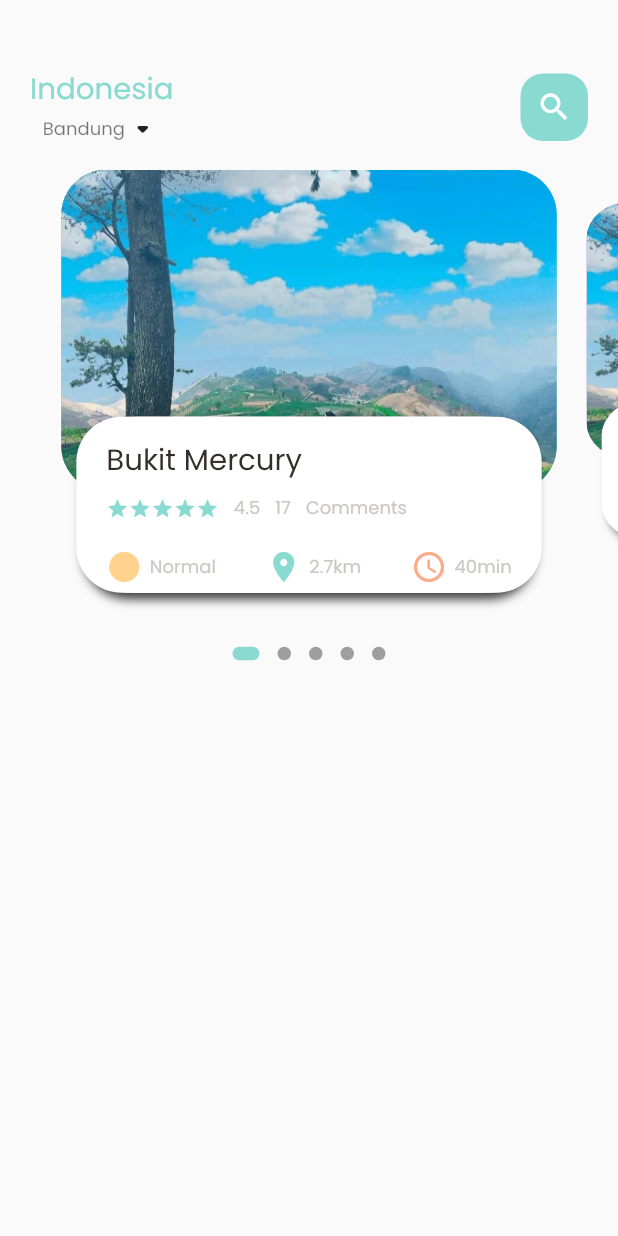
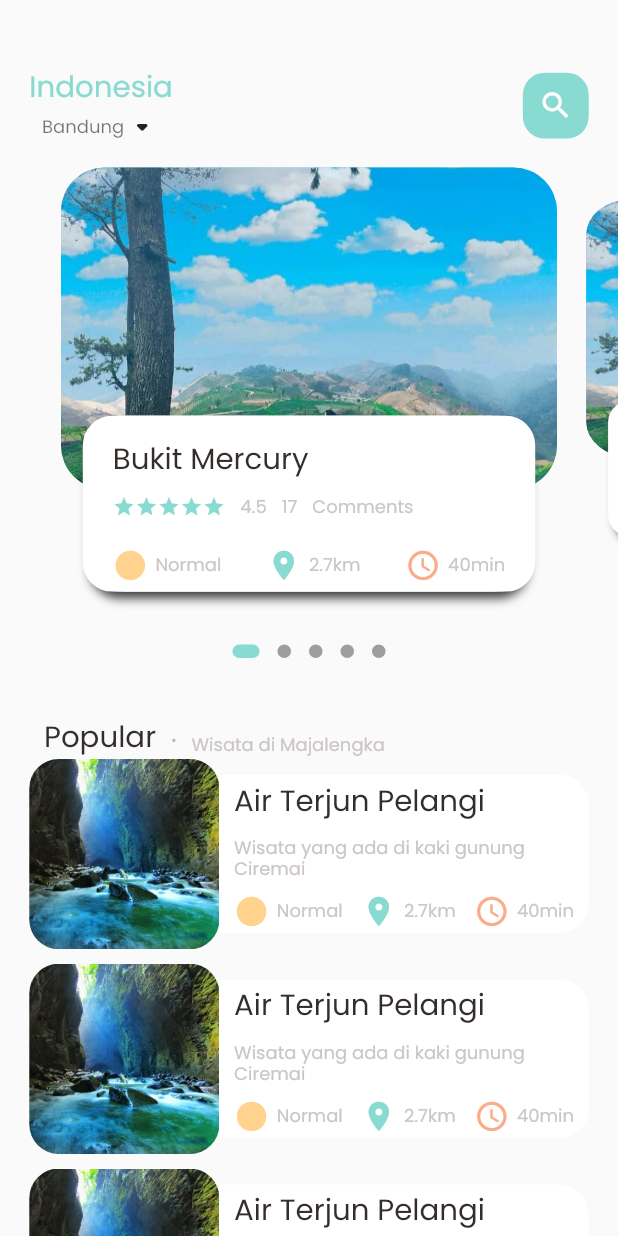
Before and after one commit to cahyaind/e_ticket, a Flutter app: the MainTourPage screen opened directly, on a phone screen of 412 x 824 dp. Run offline on Flutter 3.47's test engine with Material 2 defaults, Android fonts, the phone set to English and light mode, and no system bars; drawn by our look-alikes of dots_indicator; our stand-ins replace get; statements that could not run were skipped.

Commit message:
list of tour n images

```diff
--- a/lib/home/main_tour_page.dart
+++ b/lib/pages/home/main_tour_page.dart
@@ -1,5 +1,6 @@
-import 'package:e_ticket/home/tour_page_body.dart';
+import 'package:e_ticket/pages/home/tour_page_body.dart';
 import 'package:e_ticket/utils/colors.dart';
+import 'package:e_ticket/utils/dimensions.dart';
 import 'package:e_ticket/widgets/big_text.dart';
 import 'package:e_ticket/widgets/small_text.dart';
 import 'package:flutter/cupertino.dart';
@@ -17,15 +18,17 @@ class MainTourPage extends StatefulWidget {
 class _MainTourPageState extends State<MainTourPage> {
   @override
   Widget build(BuildContext context) {
-    print("current height is "+MediaQuery.of(context).size.height.toString());
+    // print("current height is "+MediaQuery.of(context).size.height.toString());
     return Scaffold(
       body: Column(
         children: [
           // the header
           Container(
             child: Container(
-              margin: EdgeInsets.only(top: 45, bottom: 15),
-              padding: EdgeInsets.only(left: 20, right: 20),
+              margin: EdgeInsets.only(
+                  top: Dimensions.height45, bottom: Dimensions.height15),
+              padding: EdgeInsets.only(
+                  left: Dimensions.width20, right: Dimensions.width20),
               child: Row(
                 mainAxisAlignment: MainAxisAlignment.spaceBetween,
                 children: [
@@ -42,16 +45,15 @@ class _MainTourPageState extends State<MainTourPage> {
                   ),
                   Center(
                     child: Container(
-                      width: 45,
-                      height: 45,
-                      child: Icon(
-                        Icons.search,
-                        color: Colors.white,
-                      ),
+                      width: Dimensions.height45,
+                      height: Dimensions.height45,
                       decoration: BoxDecoration(
-                        borderRadius: BorderRadius.circular(15),
+                        borderRadius:
+                            BorderRadius.circular(Dimensions.radius15),
                         color: AppColors.mainColor, //ClassName.memberName
                       ),
+                      child: Icon(Icons.search,
+                          color: Colors.white, size: Dimensions.iconSize24),
                     ),
                   ),
                 ],
@@ -59,7 +61,11 @@ class _MainTourPageState extends State<MainTourPage> {
             ),
           ),
           // the body (top image)
-          TourPageBody(),
+          Expanded(
+            child: SingleChildScrollView(
+              child: TourPageBody(),
+            ),
+          ),
         ],
       ),
     );
--- a/lib/home/tour_page_body.dart
+++ b/lib/pages/home/tour_page_body.dart
@@ -44,6 +44,7 @@ class _TourPageBodyState extends State<TourPageBody> {
   Widget build(BuildContext context) {
     return Column(
       children: [
+        // section for slider image n desc
         Container(
           height: Dimensions.pageView,
           child: PageView.builder(
@@ -54,6 +55,8 @@ class _TourPageBodyState extends State<TourPageBody> {
             },
           ),
         ),
+
+        // dotsIndicator
         DotsIndicator(
           dotsCount: 5,
           position: _currPageValue,
@@ -65,6 +68,110 @@ class _TourPageBodyState extends State<TourPageBody> {
               borderRadius: BorderRadius.circular(10),
             ),
           ),
+        ),
+
+        // title Popular text
+        SizedBox(height: Dimensions.height30),
+        Container(
+          margin: EdgeInsets.only(left: Dimensions.width30),
+          child: Row(
+            crossAxisAlignment: CrossAxisAlignment.end,
+            children: [
+              BigText(text: "Popular"),
+              SizedBox(width: Dimensions.width10),
+              Container(
+                margin: const EdgeInsets.only(bottom: 3),
+                child: BigText(text: ".", color: Colors.black26),
+              ),
+              SizedBox(width: Dimensions.width10),
+              Container(
+                margin: const EdgeInsets.only(bottom: 2),
+                child: SmallText(text: "Wisata di Majalengka"),
+              ),
+            ],
+          ),
+        ),
+
+        // list of tour n images
+        ListView.builder(
+          shrinkWrap: true,
+          physics: NeverScrollableScrollPhysics(),
+          itemCount: 10,
+          itemBuilder: (context, index) {
+            return Container(
+              margin: EdgeInsets.only(
+                  left: Dimensions.width20,
+                  right: Dimensions.width20,
+                  bottom: Dimensions.height10),
+              child: Row(
+                children: [
+                  // image section in popular
+                  Container(
+                    width: Dimensions.listViewImgSize,
+                    height: Dimensions.listViewImgSize,
+                    decoration: BoxDecoration(
+                      borderRadius: BorderRadius.circular(Dimensions.radius20),
+                      color: Colors.white38,
+                      image: DecorationImage(
+                        fit: BoxFit.cover,
+                        image: AssetImage('assets/image/tour0.jpg'),
+                      ),
+                    ),
+                  ),
+
+                  // for text container
+                  Expanded(
+                    child: Container(
+                      height: Dimensions.listViewTextContSize,
+                      decoration: BoxDecoration(
+                        borderRadius: BorderRadius.only(
+                          topRight: Radius.circular(Dimensions.radius20),
+                          bottomRight: Radius.circular(Dimensions.radius20),
+                        ),
+                        color: Colors.white,
+                      ),
+                      child: Padding(
+                        padding: EdgeInsets.only(
+                            left: Dimensions.width10,
+                            right: Dimensions.width10),
+                        child: Column(
+                          crossAxisAlignment: CrossAxisAlignment.start,
+                          mainAxisAlignment: MainAxisAlignment.center,
+                          children: [
+                            BigText(text: "Air Terjun Pelangi"),
+                            SizedBox(height: Dimensions.height10),
+                            SmallText(
+                                text: "Wisata yang ada di kaki gunung Ciremai"),
+                            SizedBox(height: Dimensions.height10),
+                            Row(
+                              mainAxisAlignment: MainAxisAlignment.spaceBetween,
+                              children: [
+                                IconAndTextWidget(
+                                  icon: Icons.circle_sharp,
+                                  text: "Normal",
+                                  iconColor: AppColors.iconColor1,
+                                ),
+                                IconAndTextWidget(
+                                  icon: Icons.location_on,
+                                  text: "2.7km",
+                                  iconColor: AppColors.mainColor,
+                                ),
+                                IconAndTextWidget(
+                                  icon: Icons.access_time_rounded,
+                                  text: "40min",
+                                  iconColor: AppColors.iconColor2,
+                                ),
+                              ],
+                            ),
+                          ],
+                        ),
+                      ),
+                    ),
+                  ),
+                ],
+              ),
+            );
+          },
         ),
       ],
     );
@@ -108,9 +215,10 @@ class _TourPageBodyState extends State<TourPageBody> {
           Container(
             // height: 220,
             height: Dimensions.pageViewContainer,
-            margin: const EdgeInsets.only(left: 10, right: 10),
+            margin: EdgeInsets.only(
+                left: Dimensions.width10, right: Dimensions.width10),
             decoration: BoxDecoration(
-              borderRadius: BorderRadius.circular(30),
+              borderRadius: BorderRadius.circular(Dimensions.radius30),
               color: index.isEven ? Color(0xff69c5df) : Color(0xff9294cc),
               image: const DecorationImage(
                 fit: BoxFit.cover,
@@ -124,9 +232,12 @@ class _TourPageBodyState extends State<TourPageBody> {
             child: Container(
               // height: 120,
               height: Dimensions.pageViewTextContainer,
-              margin: const EdgeInsets.only(left: 25, right: 25, bottom: 30),
+              margin: EdgeInsets.only(
+                  left: Dimensions.width30,
+                  right: Dimensions.width30,
+                  bottom: Dimensions.height30),
               decoration: BoxDecoration(
-                borderRadius: BorderRadius.circular(30),
+                borderRadius: BorderRadius.circular(Dimensions.radius20),
                 color: Colors.white,
                 boxShadow: [
                   BoxShadow(
@@ -145,7 +256,11 @@ class _TourPageBodyState extends State<TourPageBody> {
                 ],
               ),
               child: Container(
-                padding: EdgeInsets.only(top: Dimensions.height15, left: 15, right: 15),
+                padding: EdgeInsets.only(
+                  top: Dimensions.height15,
+                  left: 15,
+                  right: 15,
+                ),
                 child: Column(
                   crossAxisAlignment: CrossAxisAlignment.start,
                   children: [
--- a/lib/utils/dimensions.dart
+++ b/lib/utils/dimensions.dart
@@ -11,9 +11,31 @@ class Dimensions {
   static double pageViewContainer = screenHeight/3.84;
   static double pageViewTextContainer = screenHeight/7.03;
 
+  // height dynamic
   static double height10 = screenHeight/84.4;
   static double height15 = screenHeight/56.2;
   static double height20 = screenHeight/42.2;
+  static double height30 = screenHeight/28.13;
+  static double height45 = screenHeight/18.76;
 
+  // width dynamic
+  static double width10 = screenHeight/84.4;
+  static double width15 = screenHeight/56.2;
+  static double width20 = screenHeight/42.2;
+  static double width30 = screenHeight/28.13;
+
+  // fontSize dynamic
   static double font20 = screenHeight/42.2;
+
+  // border radius
+  static double radius15 = screenHeight/56.27;
+  static double radius20 = screenHeight/42.2;
+  static double radius30 = screenHeight/28.13;
+
+  // iconSize dynamic
+  static double iconSize24 = screenHeight/35.17;
+
+  // listViewSize
+  static double listViewImgSize = screenWidth/3.25; // 390
+  static double listViewTextContSize = screenWidth/3.9;
 }
--- a/lib/widgets/big_text.dart
+++ b/lib/widgets/big_text.dart
@@ -15,7 +15,7 @@ class BigText extends StatelessWidget {
       {Key? key,
       this.color = const Color(0xff332D2B),
       required this.text,
-      this.size = 20,
+      this.size = 0,
       this.overFlow = TextOverflow.ellipsis})
       : super(key: key);
 
@@ -28,7 +28,7 @@ class BigText extends StatelessWidget {
       style: TextStyle(
         fontFamily: 'Poppins',
         color: color,
-        fontSize: Dimensions.font20,
+        fontSize: size==0?Dimensions.font20:size,
         fontWeight: FontWeight.w400,
       ),
     );
--- a/lib/widgets/icon_and_text_widget.dart
+++ b/lib/widgets/icon_and_text_widget.dart
@@ -1,3 +1,4 @@
+import 'package:e_ticket/utils/dimensions.dart';
 import 'package:e_ticket/widgets/small_text.dart';
 import 'package:flutter/cupertino.dart';
 
@@ -17,7 +18,7 @@ class IconAndTextWidget extends StatelessWidget {
   Widget build(BuildContext context) {
     return Row(
       children: [
-        Icon(icon, color: iconColor),
+        Icon(icon, color: iconColor, size: Dimensions.iconSize24),
         const SizedBox(width: 5),
         SmallText(text: text),
       ],
```
Also changed, not shown: assets/image/tour0.jpg (added).
